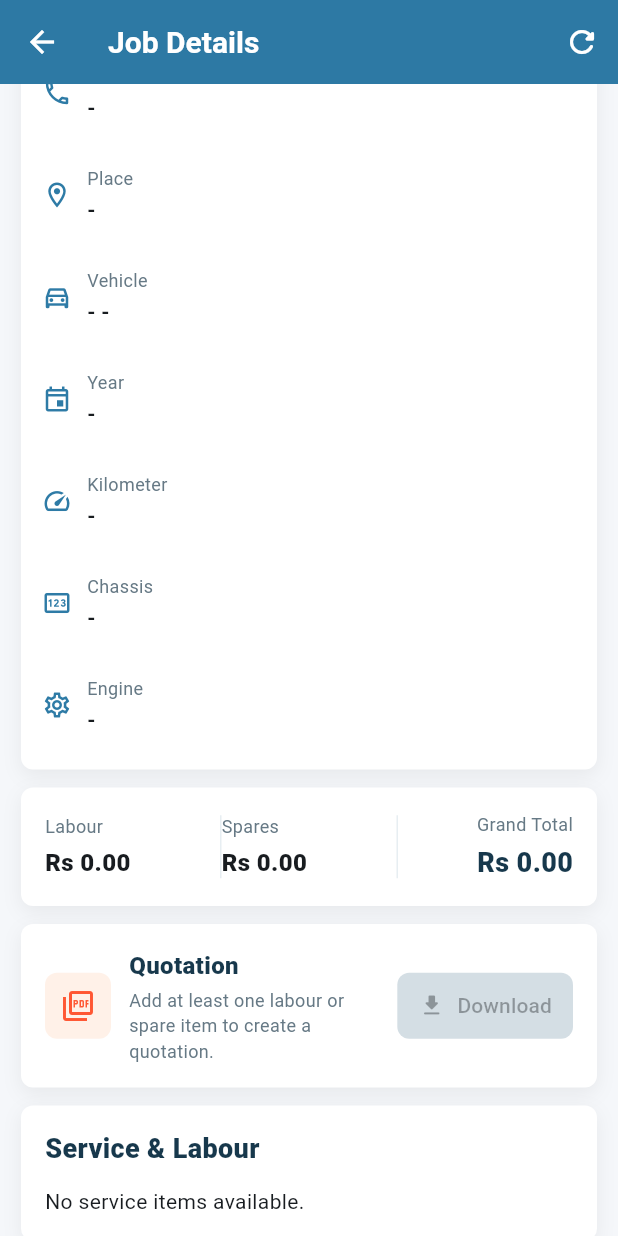
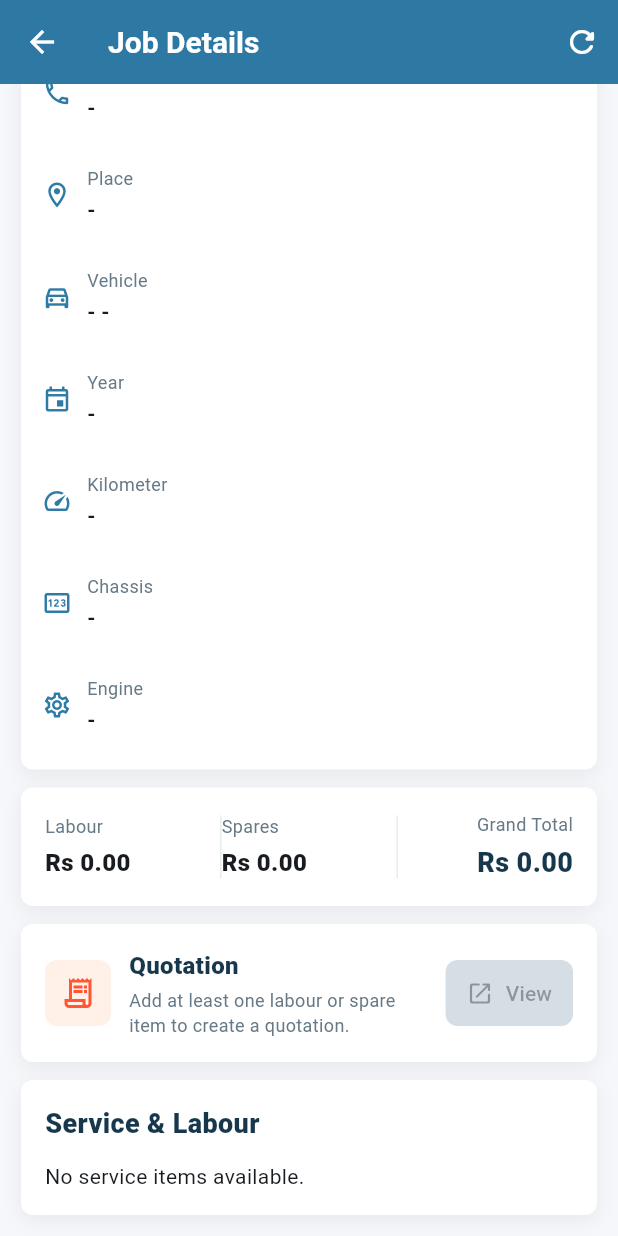
Before and after one commit to aravindpuk/digiauto-frontend, a Flutter app: the JobDetailsPage screen opened directly with empty values, scrolled down 216 dp, on a phone screen of 412 x 824 dp. Run offline on Flutter 3.47's test engine with Material 3 defaults, Android fonts, the light colour scheme and no system bars; our stand-ins replace animated_bottom_navigation_bar, flutter_bloc, flutter_map, latlong2, shared_preferences, speech_to_text; accounts and stored records are empty.

Commit message:
updated invoice btn ui

```diff
--- a/lib/screens/job_details.dart
+++ b/lib/screens/job_details.dart
@@ -15,6 +15,7 @@ class JobDetailsPage extends StatefulWidget {
 class _JobDetailsPageState extends State<JobDetailsPage> {
   late Future<JobCard> _detailFuture;
   bool _isOpeningDocument = false;
+  bool _isSharing = false;
 
   @override
   void initState() {
@@ -88,11 +89,11 @@ class _JobDetailsPageState extends State<JobDetailsPage> {
         ? "Invoice"
         : "Quotation";
     final helper = isDelivered
-        ? "Delivered job. Invoice and quotation downloads are closed."
+        ? "Delivered job. Invoice and quotation are closed."
         : isInvoice
-        ? "Completed job. Invoice PDF is ready."
+        ? "Completed job. Tap to view the invoice."
         : canCreateDocument
-        ? "Estimate PDF is ready from added labour and spares."
+        ? "Tap to view the quotation in your browser."
         : "Add at least one labour or spare item to create a quotation.";
 
     return Container(
@@ -108,7 +109,7 @@ class _JobDetailsPageState extends State<JobDetailsPage> {
               borderRadius: BorderRadius.circular(8),
             ),
             child: const Icon(
-              Icons.picture_as_pdf_outlined,
+              Icons.receipt_long_outlined,
               color: Color(0xFFFF5733),
             ),
           ),
@@ -136,10 +137,22 @@ class _JobDetailsPageState extends State<JobDetailsPage> {
               ],
             ),
           ),
-          const SizedBox(width: 12),
+          const SizedBox(width: 8),
+          if (canCreateDocument)
+            IconButton(
+              tooltip: "Share to WhatsApp",
+              onPressed: _isSharing ? null : () => _shareToWhatsApp(job),
+              icon: _isSharing
+                  ? const SizedBox(
+                      width: 18,
+                      height: 18,
+                      child: CircularProgressIndicator(strokeWidth: 2),
+                    )
+                  : const Icon(Icons.share_outlined, color: Color(0xFF25D366)),
+            ),
           FilledButton.icon(
             onPressed: canCreateDocument && !_isOpeningDocument
-                ? () => _openDocument(job)
+                ? () => _viewDocument(job)
                 : null,
             style: FilledButton.styleFrom(
               backgroundColor: const Color(0xFF2E7BA6),
@@ -159,24 +172,24 @@ class _JobDetailsPageState extends State<JobDetailsPage> {
                       color: Colors.white,
                     ),
                   )
-                : const Icon(Icons.download_rounded, size: 18),
-            label: Text(_isOpeningDocument ? "Opening" : "Download"),
+                : const Icon(Icons.open_in_new_rounded, size: 18),
+            label: Text(_isOpeningDocument ? "Opening" : "View"),
           ),
         ],
       ),
     );
   }
 
-  Future<void> _openDocument(JobCard job) async {
+  Future<void> _viewDocument(JobCard job) async {
     setState(() => _isOpeningDocument = true);
     try {
-      final uri = await JobcardService().documentDownloadUri(job.id);
+      final uri = await JobcardService().documentViewUri(job.id);
       final launched = await launchUrl(
         uri,
         mode: LaunchMode.externalApplication,
       );
       if (!launched && mounted) {
-        _showMessage("Unable to open document download.");
+        _showMessage("Unable to open the document.");
       }
     } catch (error) {
       if (mounted) {
@@ -186,6 +199,20 @@ class _JobDetailsPageState extends State<JobDetailsPage> {
       if (mounted) {
         setState(() => _isOpeningDocument = false);
       }
+    }
+  }
+
+  Future<void> _shareToWhatsApp(JobCard job) async {
+    setState(() => _isSharing = true);
+    try {
+      final message = await JobcardService().shareToWhatsApp(job.id);
+      if (mounted) _showMessage(message);
+    } catch (error) {
+      if (mounted) {
+        _showMessage(error.toString().replaceFirst("Exception: ", ""));
+      }
+    } finally {
+      if (mounted) setState(() => _isSharing = false);
     }
   }
 
--- a/lib/utils/api_endpoints.dart
+++ b/lib/utils/api_endpoints.dart
@@ -24,4 +24,7 @@ class ApiEndpoints {
       "/spare/stock/update/$stockId/";
   static String spareUpdate(int spareId) => "/spare/update/$spareId/";
   static String jobCardSpare(int jobcardId) => "/spare/jobcard/$jobcardId/";
+  static String jobCardView(int id) => "/jobcard/jobcards/$id/view/";
+  static String jobCardShareWhatsApp(int id) =>
+      "/jobcard/jobcards/$id/share-whatsapp/";
 }
--- a/lib/utils/base_url.dart
+++ b/lib/utils/base_url.dart
@@ -1,3 +1,4 @@
 // const String baseUrl = "http://127.0.0.1:8000";
 // const String baseUrl = "https://digiauto-backend.onrender.com";
-const String baseUrl = "http://65.2.98.121"; // production aws lightsail
+const String baseUrl =
+    "https://services.digiauto.co.in"; // production aws lightsail
--- a/pubspec.yaml
+++ b/pubspec.yaml
@@ -16,7 +16,7 @@ publish_to: 'none' # Remove this line if you wish to publish to pub.dev
 # https://developer.apple.com/library/archive/documentation/General/Reference/InfoPlistKeyReference/Articles/CoreFoundationKeys.html
 # In Windows, build-name is used as the major, minor, and patch parts
 # of the product and file versions while build-number is used as the build suffix.
-version: 1.0.0+1
+version: 1.0.1+4
 
 environment:
   sdk: ^3.9.2
```
Also changed, not shown: lib/services/jobcard_service.dart (+19 -2 lines).
